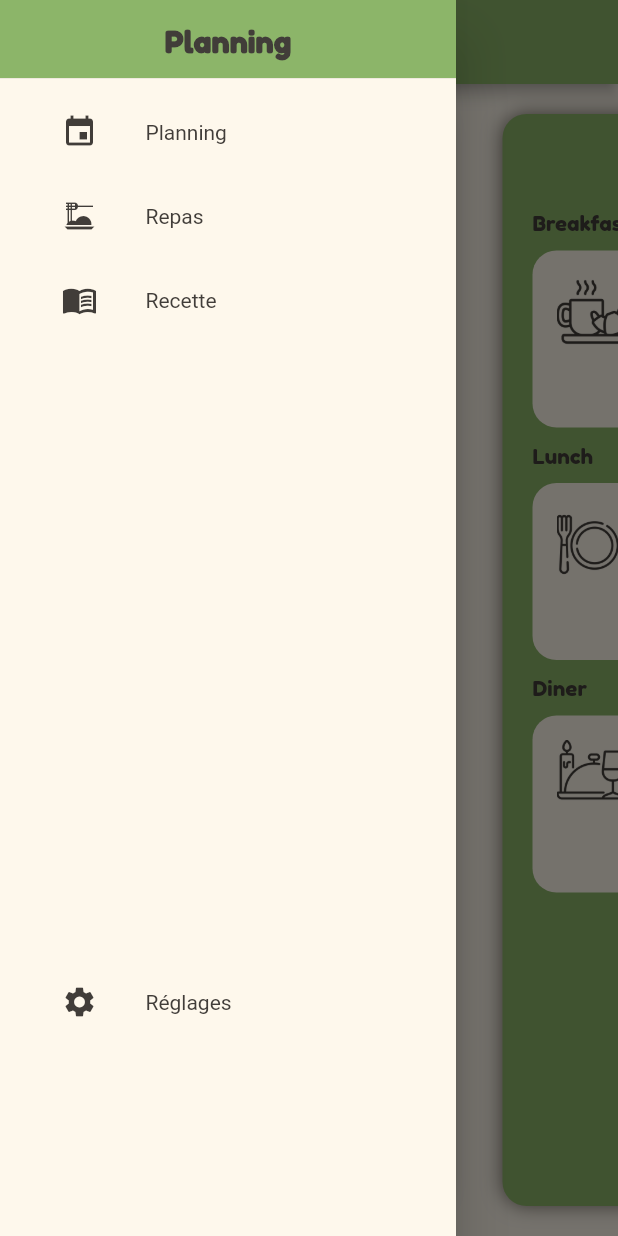
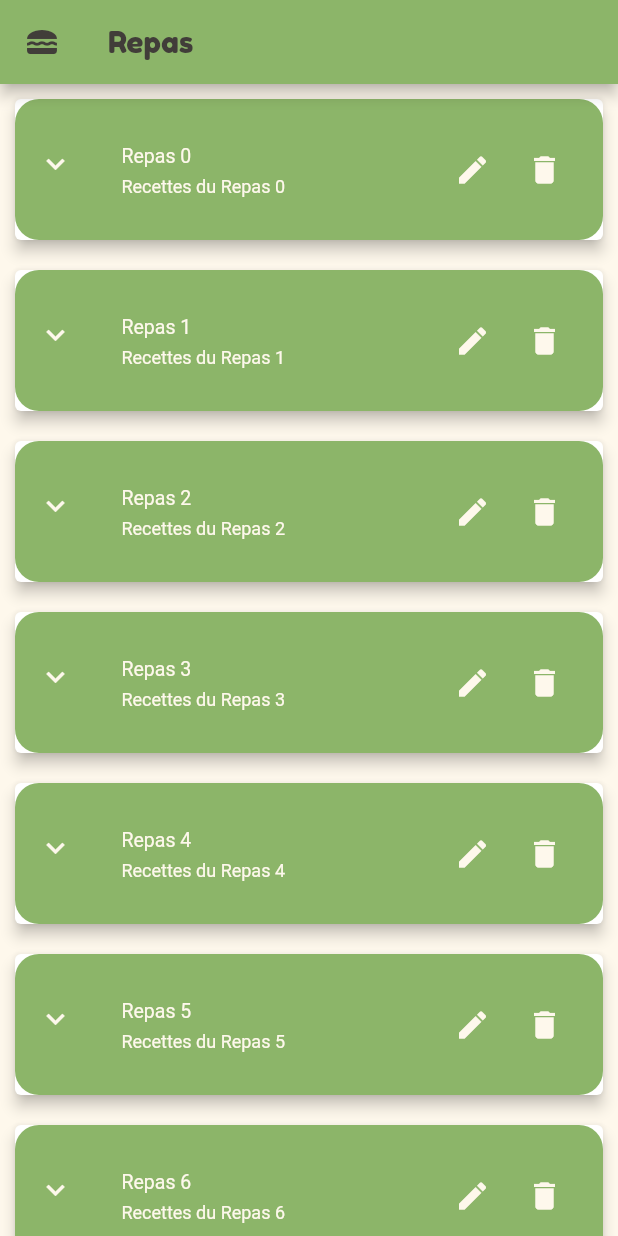
Before and after one commit to Orthoceras69/feed-meal, a Flutter app: the HomePage screen opened directly, after a tap on the "lunch dining" icon, after a tap on "Repas", on a phone screen of 412 x 824 dp. Run offline on Flutter 3.47's test engine with Material 2 defaults, Android fonts, the phone set to English and light mode, and no system bars.

Commit message:
feat: page recettes + page repas

```diff
--- a/lib/config/class_palette.dart
+++ b/lib/config/class_palette.dart
@@ -3,6 +3,7 @@ import 'package:flutter/material.dart';
 
 class Palette {
   static const Color primary = Color(0xFF8CB569);
+  static const Color primaryGradient = Color(0xFF43733B);
   static const Color secondary = Color(0xFFFF9D70);
   static const Color dark = Color(0xFF413D39);
   static const Color light = Color(0xFFFEF8EC);
--- /dev/null
+++ b/lib/views/meal.dart
@@ -0,0 +1,61 @@
+import 'package:feed_meal_app/config/class_palette.dart';
+import 'package:flutter/material.dart';
+import '../widgets/appbar.dart';
+import '../widgets/drawer.dart';
+
+class MealPage extends StatefulWidget {
+  const MealPage({Key? key}) : super(key: key);
+  @override
+  State<MealPage> createState() => _MealPageState();
+}
+
+String title = "Repas";
+
+class _MealPageState extends State<MealPage> {
+  final List<Map<String, dynamic>> _items = List.generate(
+      10,
+      (index) => {
+            "id": index,
+            "title": "Repas $index",
+            "subtitle": "Recettes du Repas $index"
+          });
+  @override
+  Widget build(BuildContext context) {
+    return Scaffold(
+        appBar: myAppBar(context, title),
+        body: Container(
+            decoration: const BoxDecoration(color: Palette.light),
+            child: ListTileTheme(
+              contentPadding: const EdgeInsets.all(15),
+              iconColor: Palette.light,
+              textColor: Palette.light,
+              tileColor: Palette.primary,
+              style: ListTileStyle.list,
+              shape: const RoundedRectangleBorder(
+                  borderRadius: BorderRadius.all(Radius.circular(16))),
+              dense: true,
+              child: ListView.builder(
+                itemCount: _items.length,
+                itemBuilder: (_, index) => Card(
+                  margin: const EdgeInsets.all(10),
+                  elevation: 4,
+                  child: ListTile(
+                    leading: const Icon(Icons.expand_more),
+                    title: Text(_items[index]['title']),
+                    subtitle: Text(_items[index]['subtitle']),
+                    trailing: Row(
+                      mainAxisSize: MainAxisSize.min,
+                      children: [
+                        IconButton(
+                            onPressed: () {}, icon: const Icon(Icons.edit)),
+                        IconButton(
+                            onPressed: () {}, icon: const Icon(Icons.delete)),
+                      ],
+                    ),
+                  ),
+                ),
+              ),
+            )),
+        drawer: myDrawer(context, title));
+  }
+}
--- a/lib/widgets/daycard.dart
+++ b/lib/widgets/daycard.dart
@@ -1,4 +1,5 @@
 import 'package:feed_meal_app/config/class_palette.dart';
+import 'package:feed_meal_app/widgets/mealcardempty.dart';
 import 'package:flutter/material.dart';
 import './mealcard.dart';
 
@@ -8,7 +9,14 @@ Widget dayCard(BuildContext context, String day) {
       padding: const EdgeInsets.all(20),
       margin: const EdgeInsets.all(20),
       decoration: const BoxDecoration(
-          color: Palette.primary,
+          gradient: LinearGradient(
+            begin: Alignment.topCenter,
+            end: Alignment.bottomCenter,
+            colors: [
+              Palette.primary,
+              Palette.primaryGradient,
+            ],
+          ),
           borderRadius: BorderRadius.all(Radius.circular(16)),
           boxShadow: [
             BoxShadow(
@@ -19,7 +27,7 @@ Widget dayCard(BuildContext context, String day) {
       child: Column(children: [
         Text(day,
             style: const TextStyle(
-                color: Palette.dark, fontFamily: "FredokaOne", fontSize: 20)),
+                color: Palette.light, fontFamily: "FredokaOne", fontSize: 20)),
         Padding(
           padding: const EdgeInsets.only(top: 20),
           child: Column(
@@ -28,19 +36,22 @@ Widget dayCard(BuildContext context, String day) {
               const Text(
                 "Breakfast",
                 textAlign: TextAlign.left,
-                style: TextStyle(fontFamily: "FredokaOne", color: Palette.dark),
+                style:
+                    TextStyle(fontFamily: "FredokaOne", color: Palette.light),
               ),
               mealCard(context, "Breakfast"),
               const Text(
                 "Lunch",
-                style: TextStyle(fontFamily: "FredokaOne", color: Palette.dark),
+                style:
+                    TextStyle(fontFamily: "FredokaOne", color: Palette.light),
               ),
               mealCard(context, "Lunch"),
               const Text(
                 "Diner",
-                style: TextStyle(fontFamily: "FredokaOne", color: Palette.dark),
+                style:
+                    TextStyle(fontFamily: "FredokaOne", color: Palette.light),
               ),
-              mealCard(context, "Diner"),
+              mealCardEmpty(context, "Diner"),
             ],
           ),
         ),
--- /dev/null
+++ b/lib/widgets/mealcardempty.dart
@@ -0,0 +1,18 @@
+import 'package:feed_meal_app/config/class_palette.dart';
+import 'package:flutter/material.dart';
+
+Widget mealCardEmpty(BuildContext context, String meal) {
+  return Container(
+    width: double.infinity,
+    height: 150,
+    margin: const EdgeInsets.only(top: 10, bottom: 10),
+    decoration: const BoxDecoration(
+        color: Palette.grey,
+        borderRadius: BorderRadius.all(Radius.circular(16))),
+    child: const Icon(
+      Icons.add_circle,
+      color: Palette.dark,
+      size: 50,
+    ),
+  );
+}
```
Also changed, not shown: lib/views/login.dart (+9 -1 lines), lib/views/recipes.dart (added, +61 -0 lines), lib/views/register.dart (+9 -1 lines), lib/widgets/drawer.dart (+26 -7 lines).
